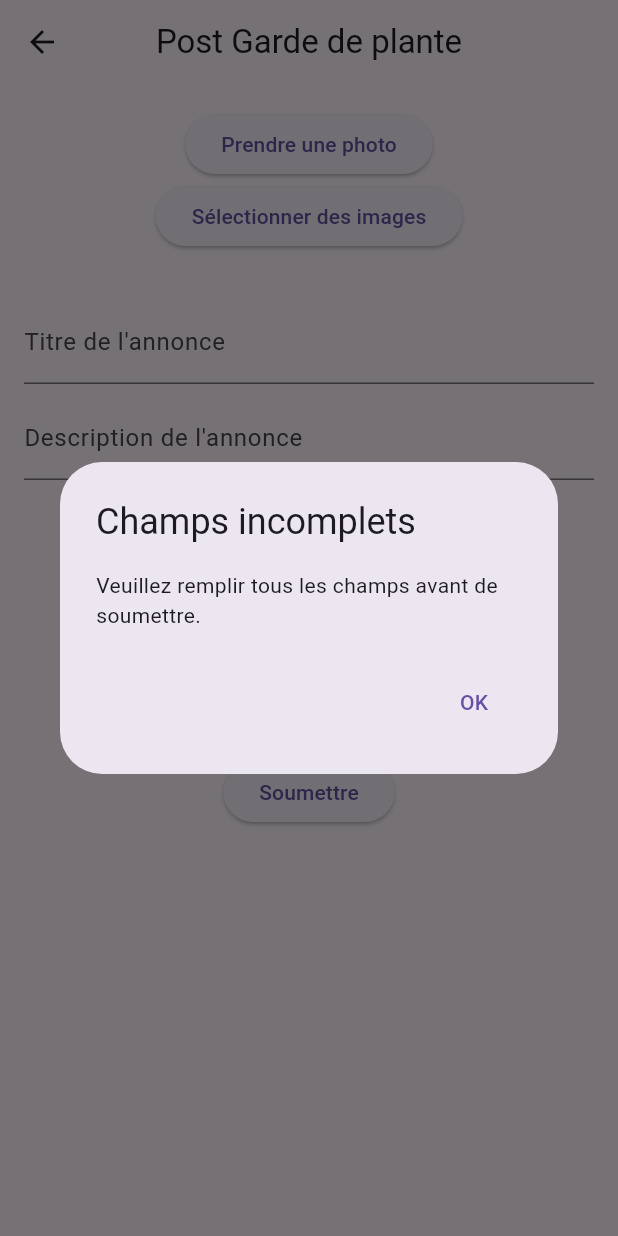
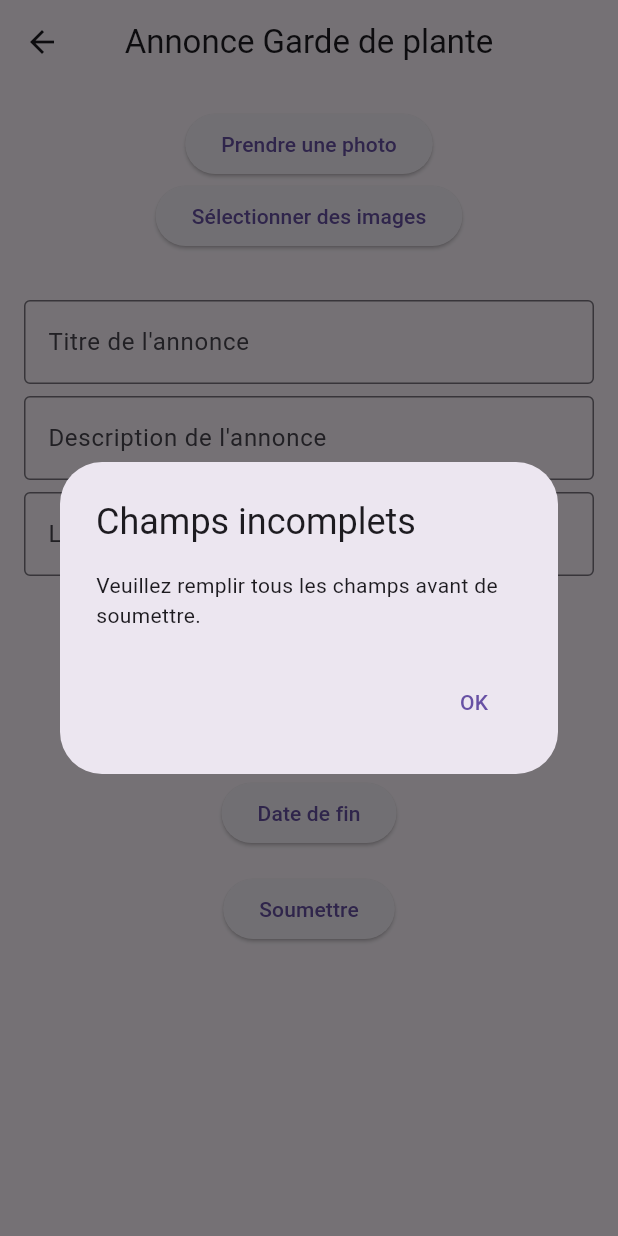
Before and after one commit to gmeline/MSPR-Mobile-Arosaje, a Flutter app: the PostCreationScreen screen opened directly, after a tap on "Soumettre", on a phone screen of 412 x 824 dp. Run offline on Flutter 3.47's test engine with Material 3 defaults, Android fonts, the phone set to English and light mode, and no system bars; our stand-ins replace flutter_map, image_picker, latlong2; network calls fail.

Commit message:
Add files via upload

```diff
--- a/lib/main.dart
+++ b/lib/main.dart
@@ -1,4 +1,5 @@
 import 'package:flutter/material.dart';
+import 'package:test_arosaje/pages/List_announce.dart';
 import 'package:test_arosaje/pages/login_page.dart';
 import 'package:test_arosaje/pages/post_creation.dart';
 
@@ -18,7 +19,7 @@ class MyApp extends StatelessWidget {
         primarySwatch: Colors.blue,
       ),
       // Remplacez LoginPage par le nom de votre page cible
-      home: PostCreationScreen(),
+      home: ListeAnnoncesScreen(),
     );
   }
 }
--- a/lib/pages/login_page.dart
+++ b/lib/pages/login_page.dart
@@ -64,9 +64,9 @@ class _LoginPageState extends State<LoginPage> {
             begin: Alignment.topCenter,
             end: Alignment.bottomCenter,
             colors:[
-              Colors.brown,
-              Colors.green,
-            ],
+          Colors.brown,
+          Colors.green,
+        ],
         )
       ),
       child: Scaffold(
--- a/lib/pages/post_creation.dart
+++ b/lib/pages/post_creation.dart
@@ -1,7 +1,10 @@
+import 'dart:convert';
+import 'dart:typed_data';
 import 'package:flutter/material.dart';
 import 'dart:io';
 import 'package:image_picker/image_picker.dart';
-import 'localisation.dart'; // Import the LocalisationScreen
+import 'package:http/http.dart' as http;
+import 'package:test_arosaje/pages/List_announce.dart';
 
 class PostCreationScreen extends StatefulWidget {
   @override
@@ -12,17 +15,18 @@ class _PostCreationScreenState extends State<PostCreationScreen> {
   List<File> images = [];
   TextEditingController titleController = TextEditingController();
   TextEditingController descriptionController = TextEditingController();
+  TextEditingController locationController = TextEditingController();
   DateTime? startDate;
   DateTime? endDate;
 
-  Future getImage(ImageSource source) async {
+  Future<void> getImage(ImageSource source) async {
     final image = await ImagePicker().pickImage(source: source);
     if (image == null) return;
 
     final imageTemporary = File(image.path);
 
     setState(() {
-      if (images.length < 6) {
+      if (images.length < 1) {
         images.add(imageTemporary);
       } else {
         showDialog(
@@ -30,7 +34,7 @@ class _PostCreationScreenState extends State<PostCreationScreen> {
           builder: (BuildContext context) {
             return AlertDialog(
               title: Text("Limite d'images atteinte"),
-              content: Text("Vous ne pouvez sélectionner que 6 images."),
+              content: Text("Une image à la fois"),
               actions: [
                 TextButton(
                   onPressed: () {
@@ -80,12 +84,13 @@ class _PostCreationScreenState extends State<PostCreationScreen> {
       physics: NeverScrollableScrollPhysics(),
       children: List.generate(images.length, (index) {
         File image = images[index];
+        Uint8List imageBytes = image.readAsBytesSync();
         return Stack(
           children: [
             Container(
               margin: EdgeInsets.all(8.0),
-              child: Image.file(
-                image,
+              child: Image.memory(
+                Uint8List.fromList(imageBytes),
                 height: 100,
                 width: 100,
                 fit: BoxFit.cover,
@@ -116,17 +121,84 @@ class _PostCreationScreenState extends State<PostCreationScreen> {
 
     return Column(
       children: [
-        Text(startDateText),
-        Text(endDateText),
+        Text(
+          startDateText,
+          style: TextStyle(fontSize: 16.0),
+        ),
+        Text(
+          endDateText,
+          style: TextStyle(fontSize: 16.0),
+        ),
       ],
     );
+  }
+
+  Future<void> submitForm() async {
+    try {
+      if (titleController.text.isNotEmpty &&
+          descriptionController.text.isNotEmpty &&
+          locationController.text.isNotEmpty &&
+          startDate != null &&
+          endDate != null) {
+        Map<String, dynamic> postData = {
+          'Titre': titleController.text,
+          'Description': descriptionController.text,
+          'Localisation': locationController.text,
+          'Date_debut': startDate!.toIso8601String(),
+          'Date_fin': endDate!.toIso8601String(),
+          'Images': images.map((image) {
+            return base64Encode(image.readAsBytesSync());
+          }).toList(),
+        };
+
+        var request = await http.post(
+          Uri.parse('http://10.0.2.2:3001/creationAnnonce'),
+          headers: {
+            "Content-Type": "application/json",
+          },
+          body: jsonEncode(postData),
+        );
+
+        if (request.statusCode == 200 || request.statusCode == 201) {
+          print('Annonce créée avec succès');
+          Navigator.push(
+            context,
+            MaterialPageRoute(builder: (context) => ListeAnnoncesScreen()),
+          );
+        } else {
+          print(
+              'Échec de la création de l\'annonce. Code d\'erreur: ${request.statusCode}');
+        }
+      } else {
+        showDialog(
+          context: context,
+          builder: (BuildContext context) {
+            return AlertDialog(
+              title: Text("Champs incomplets"),
+              content: Text(
+                  "Veuillez remplir tous les champs avant de soumettre."),
+              actions: [
+                TextButton(
+                  onPressed: () {
+                    Navigator.of(context).pop();
+                  },
+                  child: Text('OK'),
+                ),
+              ],
+            );
+          },
+        );
+      }
+    } catch (error) {
+      print('Erreur lors de la création de l\'annonce: $error');
+    }
   }
 
   @override
   Widget build(BuildContext context) {
     return Scaffold(
       appBar: AppBar(
-        title: Text('Post Garde de plante'),
+        title: Text('Annonce Garde de plante'),
         centerTitle: true,
       ),
       body: SingleChildScrollView(
@@ -155,6 +227,7 @@ class _PostCreationScreenState extends State<PostCreationScreen> {
                 controller: titleController,
                 decoration: InputDecoration(
                   labelText: "Titre de l'annonce",
+                  border: OutlineInputBorder(),
                 ),
               ),
               SizedBox(height: 8.0),
@@ -162,6 +235,15 @@ class _PostCreationScreenState extends State<PostCreationScreen> {
                 controller: descriptionController,
                 decoration: InputDecoration(
                   labelText: "Description de l'annonce",
+                  border: OutlineInputBorder(),
+                ),
+              ),
+              SizedBox(height: 8.0),
+              TextField(
+                controller: locationController,
+                decoration: InputDecoration(
+                  labelText: "Localisation",
+                  border: OutlineInputBorder(),
                 ),
               ),
               SizedBox(height: 16.0),
@@ -174,6 +256,7 @@ class _PostCreationScreenState extends State<PostCreationScreen> {
                     onPressed: () => selectDate(true),
                     child: Text("Date de début"),
                   ),
+                  SizedBox(height: 8.0),
                   ElevatedButton(
                     onPressed: () => selectDate(false),
                     child: Text("Date de fin"),
@@ -182,41 +265,7 @@ class _PostCreationScreenState extends State<PostCreationScreen> {
               ),
               SizedBox(height: 16.0),
               ElevatedButton(
-                onPressed: () {
-                  // Vérifiez si tous les champs sont remplis
-                  if (images.isNotEmpty &&
-                      titleController.text.isNotEmpty &&
-                      descriptionController.text.isNotEmpty &&
-                      startDate != null &&
-                      endDate != null) {
-                    // Si tous les champs sont remplis, naviguez vers la page de localisation
-                    Navigator.push(
-                      context,
-                      MaterialPageRoute(
-                          builder: (context) => LocalisationScreen()),
-                    );
-                  } else {
-                    // Sinon, affichez un message d'erreur
-                    showDialog(
-                      context: context,
-                      builder: (BuildContext context) {
-                        return AlertDialog(
-                          title: Text("Champs incomplets"),
-                          content: Text(
-                              "Veuillez remplir tous les champs avant de soumettre."),
-                          actions: [
-                            TextButton(
-                              onPressed: () {
-                                Navigator.of(context).pop();
-                              },
-                              child: Text('OK'),
-                            ),
-                          ],
-                        );
-                      },
-                    );
-                  }
-                },
+                onPressed: submitForm,
                 child: Text("Soumettre"),
               ),
             ],
```
Also changed, not shown: lib/pages/List_announce.dart (added, +86 -0 lines), lib/pages/api_service.dart (added, +26 -0 lines).
